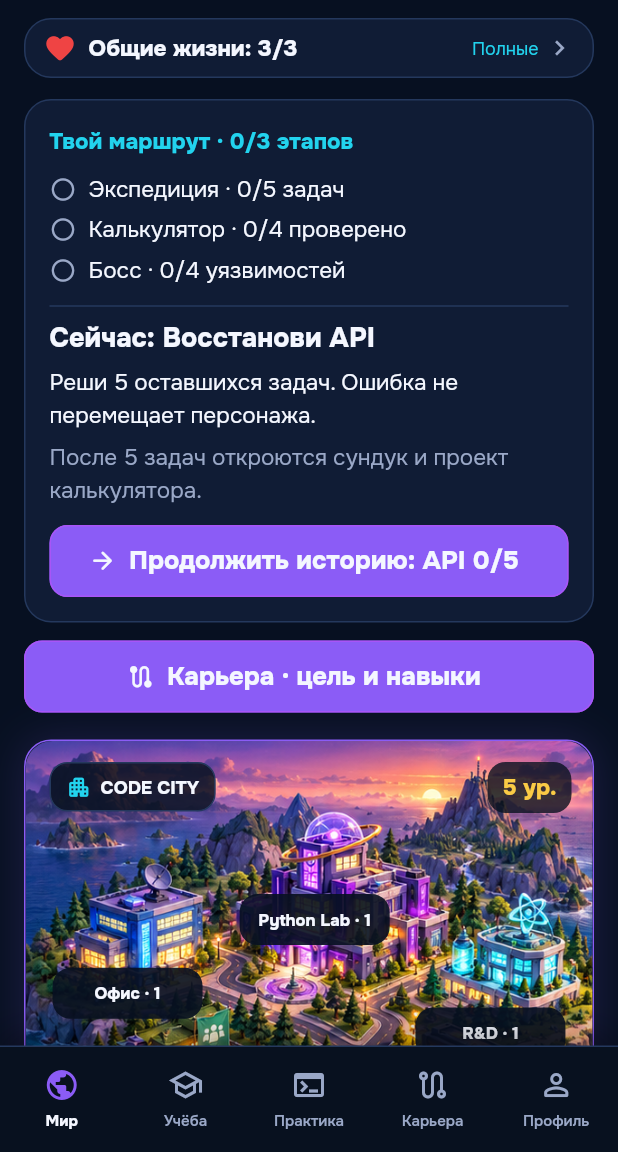
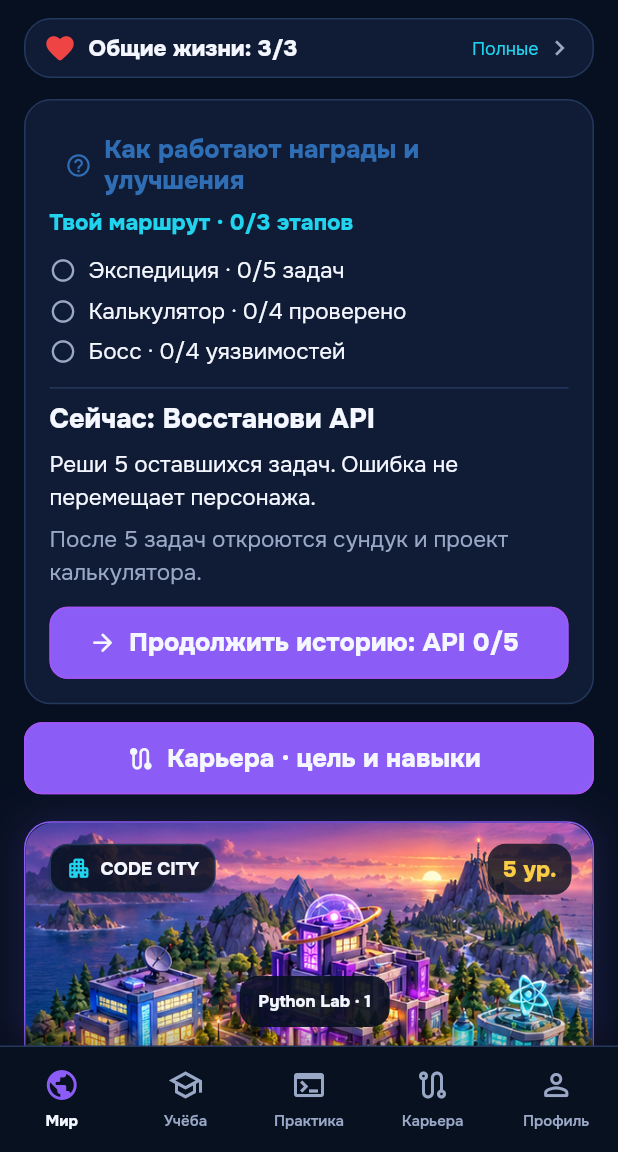
Before and after one commit to pazzia/Bytecraft-World-Career, a Flutter app: the screen it shows after launch, on a phone screen of 412 x 824 dp, the part 84-1236 px from its top. Run offline on Flutter 3.47's test engine with Material 3 defaults, Android fonts, the phone set to English and light mode, and no system bars; our stand-ins replace dio, flutter_riverpod, go_router, shared_preferences, webview_flutter.

Commit message:
Keep resource help in the story guide and remove its unused hub import

```diff
--- a/lib/features/world/presentation/story_guide.dart
+++ b/lib/features/world/presentation/story_guide.dart
@@ -4,6 +4,7 @@ import 'package:go_router/go_router.dart';
 import '../../../app/router/routes.dart';
 import '../domain/story_journey.dart';
 import 'world_ui.dart';
+import 'world_help.dart';
 
 class StoryGuide extends StatelessWidget {
   const StoryGuide({required this.journey, this.showAction = true, super.key});
@@ -20,7 +21,12 @@ class StoryGuide extends StatelessWidget {
     child: Column(
       crossAxisAlignment: CrossAxisAlignment.stretch,
       children: [
-        Text(
+      TextButton.icon(
+        onPressed: () => WorldHelp.showResources(context),
+        icon: const Icon(Icons.help_outline_rounded, size: 18),
+        label: const Text('Как работают награды и улучшения'),
+      ),
+      Text(
           'Твой маршрут · ${journey.completedStages}/3 этапов',
           style: const TextStyle(
             color: WorldPalette.cyan,
--- a/lib/features/world/presentation/world_hub_screen.dart
+++ b/lib/features/world/presentation/world_hub_screen.dart
@@ -10,7 +10,6 @@ import 'story_guide.dart';
 import 'world_controller.dart';
 import 'world_ui.dart';
 import 'world_hearts_panel.dart';
-import 'world_help.dart';
 
 class WorldHubScreen extends ConsumerWidget {
   const WorldHubScreen({super.key});
```
